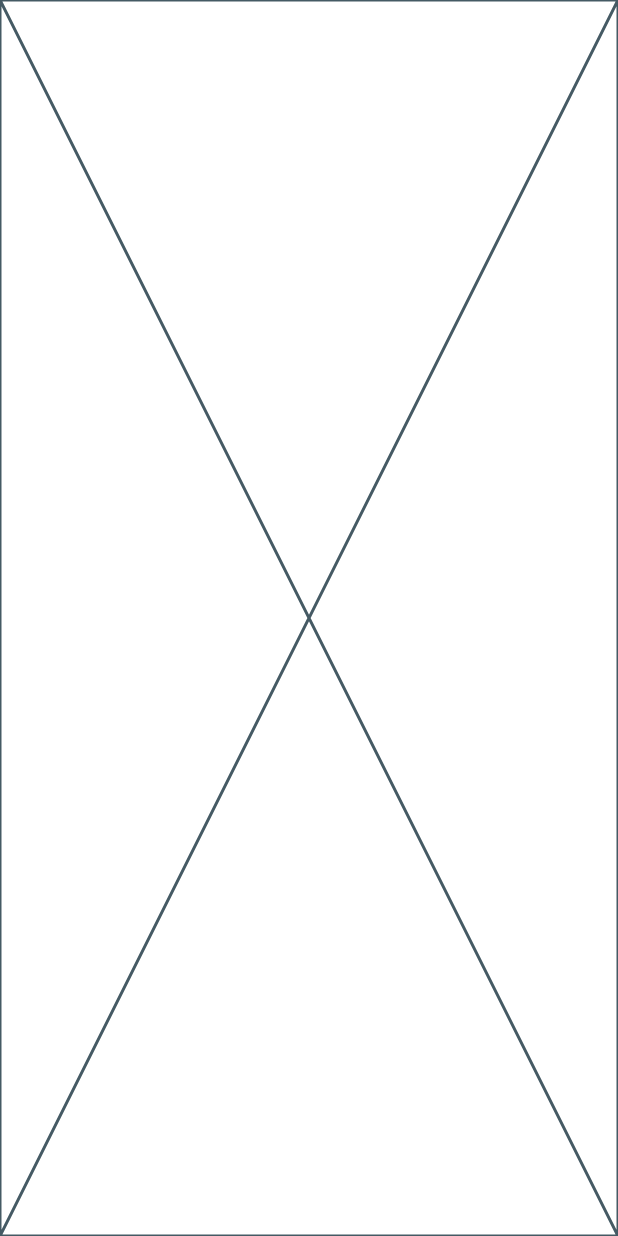
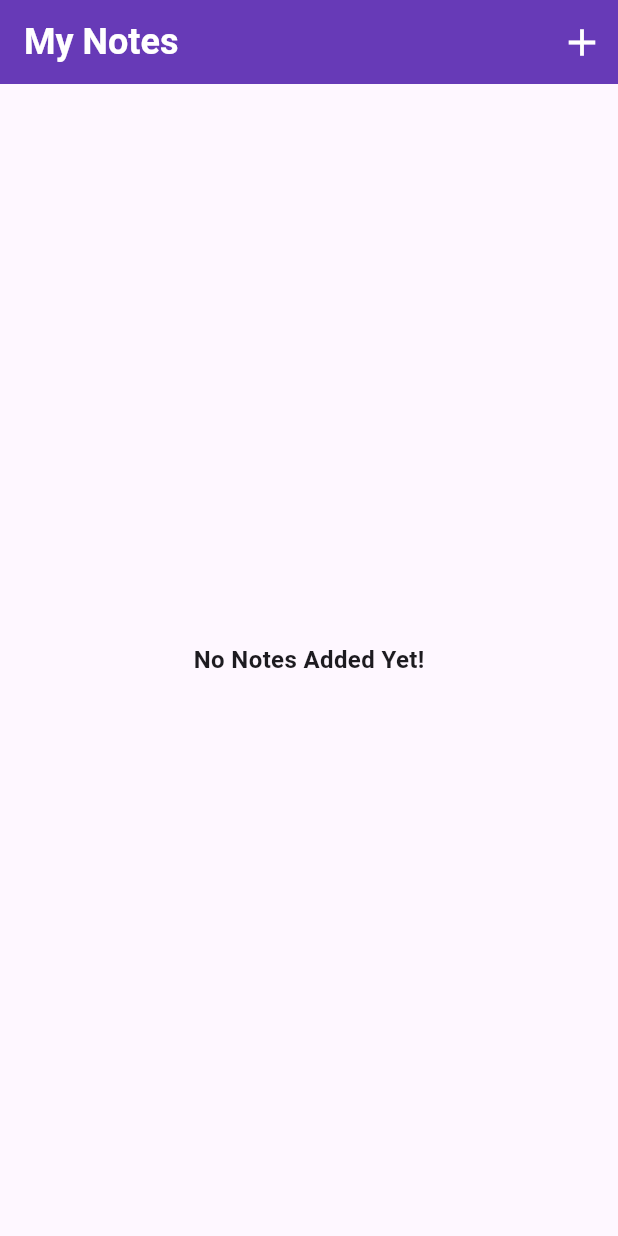
Before and after one commit to abrarshahok/personal-notes-app, a Flutter app: the screen it shows after launch, on a phone screen of 412 x 824 dp. Run offline on Flutter 3.47's test engine with Material 3 defaults, Android fonts, the phone set to English and light mode, and no system bars; our stand-ins replace auto_route, freezed_annotation, get_it, streaming_shared_preferences.

Commit message:
Completed Notes Screen, Add Note Screen and Implemented all neccessary features

```diff
--- /dev/null
+++ b/lib/components/custom_app_top_bar.dart
@@ -0,0 +1,26 @@
+import 'package:flutter/material.dart';
+import 'package:personal_notes_app/constants/app_colors.dart';
+import 'package:personal_notes_app/constants/app_fonts.dart';
+
+AppBar customAppBar({
+  bool? centerTitle,
+  required String title,
+  bool showLeadingButton = false,
+  Widget? actionButton,
+}) {
+  return AppBar(
+    backgroundColor: AppColors.primaryColor,
+    automaticallyImplyLeading: false,
+    centerTitle: centerTitle,
+    title: Text(
+      title,
+      style: AppFonts.heading,
+    ),
+    leading: (showLeadingButton)
+        ? const BackButton(color: AppColors.secondaryColor)
+        : null,
+    actions: [
+      if (actionButton != null) actionButton,
+    ],
+  );
+}
--- /dev/null
+++ b/lib/constants/app_colors.dart
@@ -0,0 +1,7 @@
+import 'package:flutter/material.dart';
+
+class AppColors {
+  static const primaryColor = Colors.deepPurple;
+  static const secondaryColor = Colors.white;
+  static const textColor = Colors.black;
+}
--- /dev/null
+++ b/lib/constants/app_fonts.dart
@@ -0,0 +1,23 @@
+import 'package:flutter/widgets.dart';
+import 'package:personal_notes_app/constants/app_colors.dart';
+
+class AppFonts {
+  static const TextStyle heading = TextStyle(
+    fontSize: 24,
+    fontWeight: FontWeight.bold,
+    color: AppColors.secondaryColor,
+  );
+
+  static const TextStyle bodyText1 = TextStyle(
+    fontSize: 16,
+  );
+
+  static const TextStyle bodyTextBold1 = TextStyle(
+    fontSize: 16,
+    fontWeight: FontWeight.bold,
+  );
+
+  static const TextStyle bodyText2 = TextStyle(
+    fontSize: 14,
+  );
+}
--- a/lib/main.dart
+++ b/lib/main.dart
@@ -1,8 +1,11 @@
 import 'package:flutter/material.dart';
+import 'package:provider/provider.dart';
+import '/data/services/notes_service.dart';
 import '/utils/dependency_injection.dart';
 import 'routes/app_router.dart';
 
 void main() {
+  WidgetsFlutterBinding.ensureInitialized();
   setupLocators();
   runApp(const MainApp());
 }
@@ -13,8 +16,12 @@ class MainApp extends StatelessWidget {
   @override
   Widget build(BuildContext context) {
     final appRouter = AppRouter();
-    return MaterialApp.router(
-      routerConfig: appRouter.config(),
+    return ChangeNotifierProvider(
+      create: (context) => locator<NotesService>(),
+      child: MaterialApp.router(
+        debugShowCheckedModeBanner: false,
+        routerConfig: appRouter.config(),
+      ),
     );
   }
 }
--- a/lib/presentation/screens/notes_screen.dart
+++ b/lib/presentation/screens/notes_screen.dart
@@ -1,5 +1,13 @@
 import 'package:auto_route/auto_route.dart';
 import 'package:flutter/material.dart';
+import 'package:provider/provider.dart';
+import '/constants/app_fonts.dart';
+import '/data/services/notes_service.dart';
+import '/presentation/widgets/notes_items.dart';
+import '/utils/dependency_injection.dart';
+import '/components/custom_app_top_bar.dart';
+import '/constants/app_colors.dart';
+import '/routes/app_router.gr.dart';
 
 @RoutePage()
 class NotesScreen extends StatelessWidget {
@@ -7,6 +15,44 @@ class NotesScreen extends StatelessWidget {
 
   @override
   Widget build(BuildContext context) {
-    return const Placeholder();
+    final notesService = locator<NotesService>();
+    return Scaffold(
+      appBar: customAppBar(
+        title: 'My Notes',
+        actionButton: IconButton(
+          onPressed: () {
+            AutoRouter.of(context).push(AddNoteRoute());
+          },
+          icon: const Icon(
+            Icons.add,
+            size: 30,
+            color: AppColors.secondaryColor,
+          ),
+        ),
+      ),
+      body: Consumer<NotesService>(
+        builder: (context, ns, _) {
+          final notes = notesService.notes;
+          return notes.isEmpty
+              ? const Center(
+                  child: Text(
+                    'No Notes Added Yet!',
+                    style: AppFonts.bodyTextBold1,
+                  ),
+                )
+              : ListView.builder(
+                  itemCount: notes.length,
+                  itemBuilder: (context, index) => NotesItems(
+                    note: notes[index],
+                    onTapDelete: () =>
+                        notesService.removeNoteById(notes[index].id),
+                    onTapEdit: () => AutoRouter.of(context).push(
+                      AddNoteRoute(noteId: notes[index].id),
+                    ),
+                  ),
+                );
+        },
+      ),
+    );
   }
 }
```
Also changed, not shown: lib/components/custom_icon_button.dart (added, +25 -0 lines), lib/components/custom_text_form_field.dart (added, +56 -0 lines), lib/data/services/notes_service.dart (+13 -4 lines), lib/presentation/screens/add_note_screen.dart (+83 -3 lines), lib/presentation/widgets/notes_items.dart (added, +56 -0 lines).
